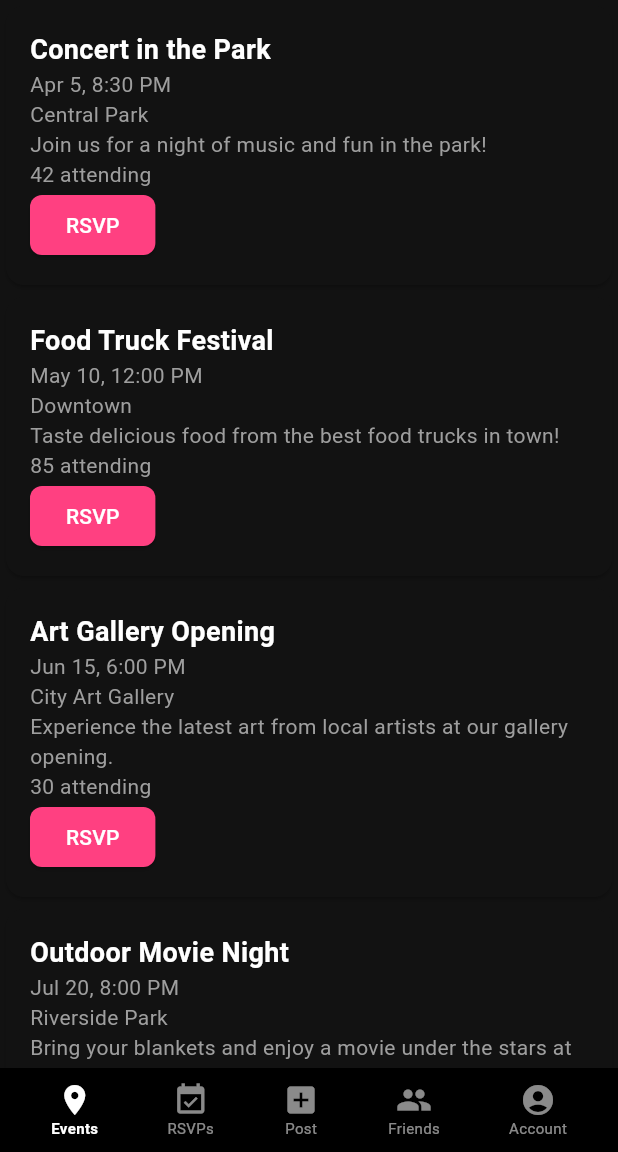
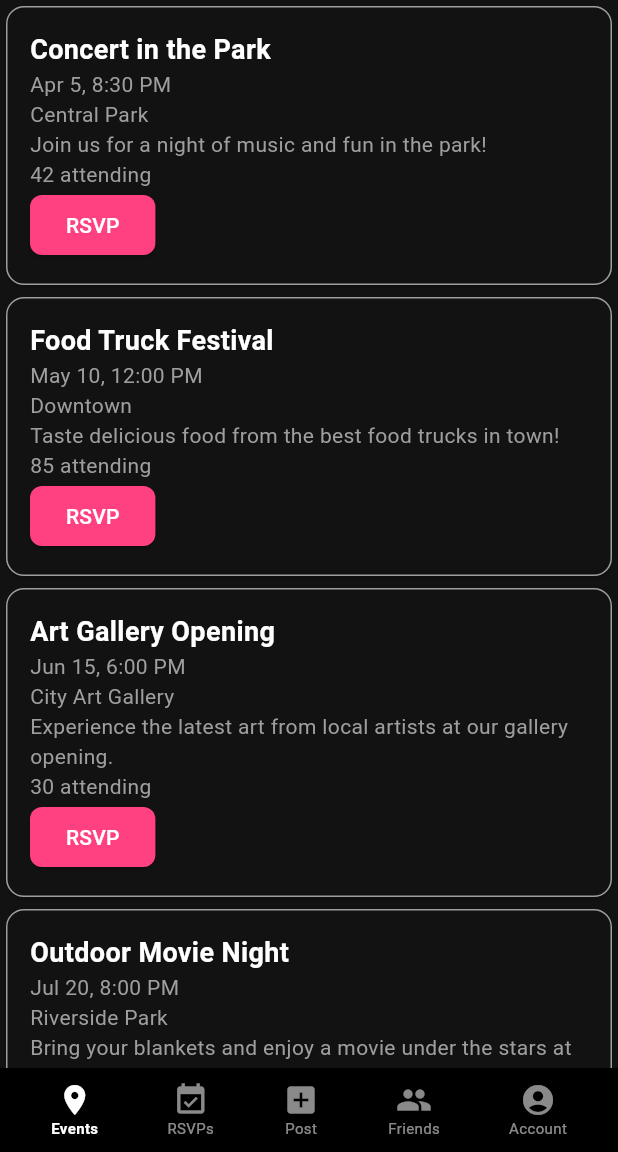
Before and after one commit to kaiden-dough/FOMO, a Flutter app: the screen it shows after launch, on a phone screen of 412 x 824 dp, the part 84-1236 px from its top. Run offline on Flutter 3.47's test engine with Material 3 defaults, Android fonts, the light colour scheme and no system bars.

Commit message:
grey outline

```diff
--- a/fomo/lib/items/event_item.dart
+++ b/fomo/lib/items/event_item.dart
@@ -20,7 +20,10 @@ class EventItem extends StatelessWidget {
       onTap: onPressed,
       borderRadius: BorderRadius.circular(12),
       child: Card(
-        shape: RoundedRectangleBorder(borderRadius: BorderRadius.circular(12)),
+        shape: RoundedRectangleBorder(
+          borderRadius: BorderRadius.circular(12),
+          side: BorderSide(color: Colors.grey, width: 1),
+        ),
         child: Padding(
           padding: const EdgeInsets.all(16),
           child: Column(
```
